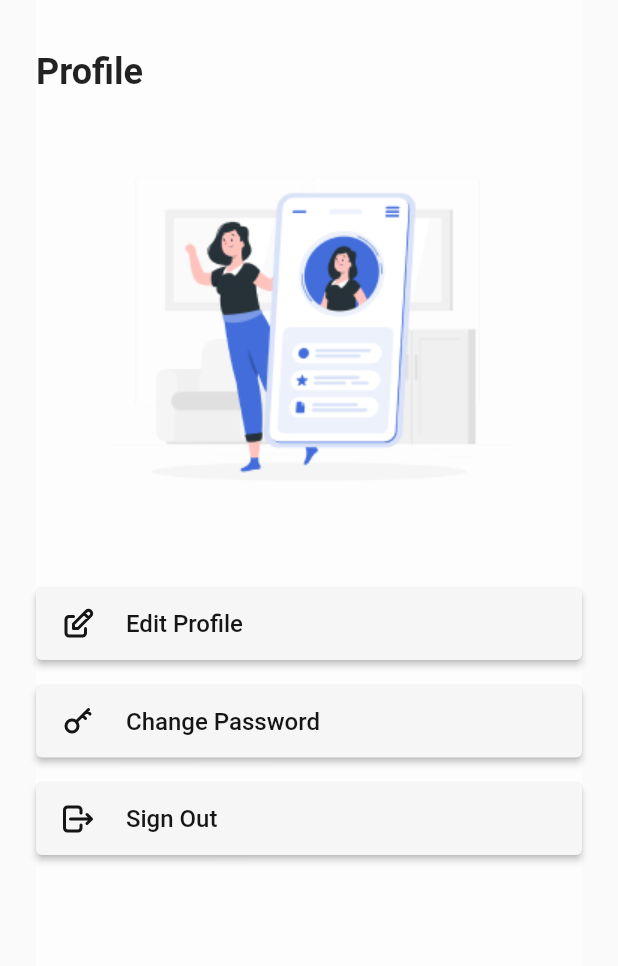
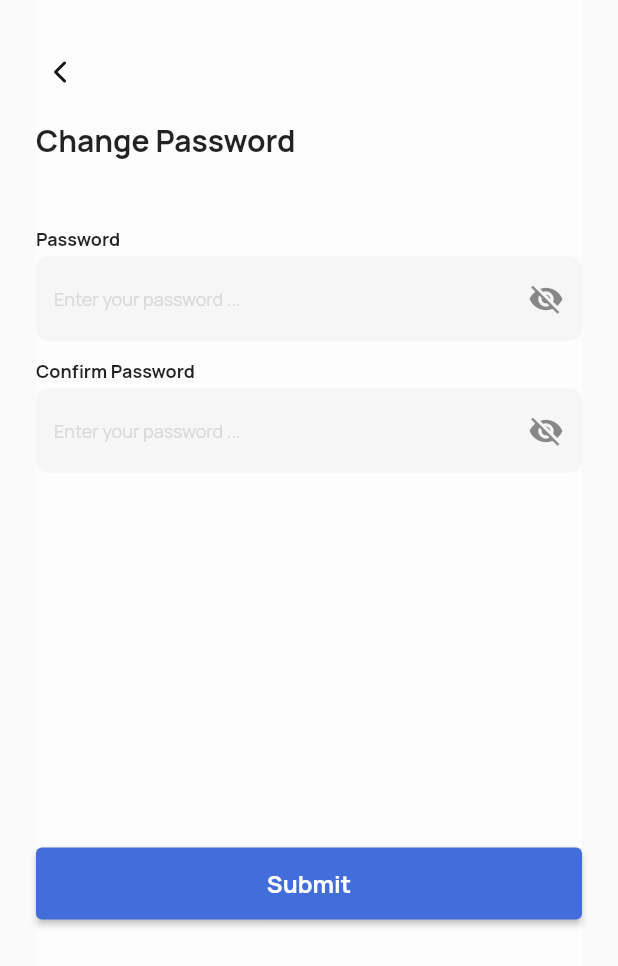
Before and after one commit to TravelBae/TravelBae-Mobile, a Flutter app: the ProfileScreen screen opened directly, after a tap on "Change Password", on a phone screen of 412 x 824 dp. Shown: the top 966 px of the screen. Run offline on Flutter 3.47's test engine with Material 2 defaults, Android fonts, the phone set to English and light mode, and no system bars; our stand-ins replace flutter_svg, google_fonts.

Commit message:
added editprofile& changepassword screen

```diff
--- a/lib/main.dart
+++ b/lib/main.dart
@@ -8,6 +8,7 @@ import 'package:travelbae_android/ui/screens/register_screen.dart';
 import 'package:travelbae_android/ui/screens/profile_screen.dart';
 import 'package:travelbae_android/ui/widgets/custom_bottom_navbar.dart';
 import 'package:travelbae_android/ui/screens/detail_place_screen.dart';
+import 'package:travelbae_android/ui/screens/ticket_detail_screen.dart';
 
 void main() {
   runApp(const MyApp());
--- /dev/null
+++ b/lib/ui/screens/change_password_screen.dart
@@ -0,0 +1,112 @@
+// ignore_for_file: prefer_const_constructors
+
+import 'package:flutter/material.dart';
+import 'package:flutter_svg/flutter_svg.dart';
+import 'package:travelbae_android/styleGuide.dart';
+import 'package:travelbae_android/ui/widgets/custom_form_field.dart';
+import 'package:travelbae_android/ui/screens/login_screen.dart';
+import 'package:travelbae_android/ui/screens/profile_screen.dart';
+
+class ChangePasswordScreen extends StatefulWidget {
+  const ChangePasswordScreen({Key? key}) : super(key: key);
+
+  @override
+  State<ChangePasswordScreen> createState() => _ChangePasswordScreenState();
+}
+
+class _ChangePasswordScreenState extends State<ChangePasswordScreen> {
+  @override
+  Widget build(BuildContext context) {
+    return Scaffold(
+      body: SafeArea(
+        child: Container(
+          width: double.infinity, // container full
+          margin: EdgeInsets.symmetric(horizontal: 24), // margin kanan kiri
+          color: neutral_10,
+          child: SingleChildScrollView(
+            child: Column(
+              //---TINGGAL EDIT DIBAWAH SINI---
+              mainAxisSize:
+                  MainAxisSize.max, // max: fill container, min: hug content
+              crossAxisAlignment: CrossAxisAlignment.start,
+              mainAxisAlignment: MainAxisAlignment.spaceBetween,
+              children: [
+                SizedBox(
+                  height: 32,
+                ),
+
+                GestureDetector(
+                  onTap: () {
+                    Navigator.of(context).push(MaterialPageRoute(
+                        builder: (context) => const ProfileScreen()));
+                  },
+                  child: SvgPicture.asset(
+                    iconBack,
+                    height: 32,
+                    width: 32,
+                    fit: BoxFit.scaleDown,
+                  ),
+                ),
+
+                SizedBox(
+                  height: 16,
+                ),
+
+                // HEADER
+                Text("Change Password", style: text_lg_bold),
+                SizedBox(
+                  height: 32,
+                ),
+                Column(
+                  children: [
+                    CustomFormField(
+                        label: "Password",
+                        placeholder: "Enter your password ...",
+                        isPassword: true)
+                  ],
+                ),
+                Column(
+                  children: [
+                    CustomFormField(
+                        label: "Confirm Password",
+                        placeholder: "Enter your password ...",
+                        isPassword: true)
+                  ],
+                ),
+                SizedBox(
+                  height: 250,
+                ),
+                Align(
+                  alignment: Alignment.bottomCenter,
+                  child: SizedBox(
+                    width: double.infinity,
+                    height: 48,
+                    child: ElevatedButton(
+                      onPressed: () {
+                        Navigator.of(context).push(MaterialPageRoute(
+                            builder: (context) => const ProfileScreen()));
+                      },
+                      style: ButtonStyle(
+                        backgroundColor: MaterialStateProperty.all(primary_40),
+                      ),
+                      child: Padding(
+                        padding: EdgeInsets.all(8),
+                        child: Text(
+                          "Submit",
+                          style: text_base_bold,
+                        ),
+                      ),
+                    ),
+                  ),
+                ),
+                SizedBox(
+                  height: 32,
+                ),
+              ],
+            ),
+          ),
+        ),
+      ),
+    );
+  }
+}
--- a/lib/ui/screens/profile_screen.dart
+++ b/lib/ui/screens/profile_screen.dart
@@ -1,6 +1,8 @@
 import 'package:flutter/material.dart';
 import 'package:flutter_svg/flutter_svg.dart';
 import 'package:travelbae_android/styleGuide.dart';
+import 'package:travelbae_android/ui/screens/change_password_screen.dart';
+import 'package:travelbae_android/ui/screens/edit_profile_screen.dart';
 import 'package:travelbae_android/ui/screens/login_screen.dart';
 
 class ProfileScreen extends StatefulWidget {
@@ -63,7 +65,10 @@ class _ProfileScreenState extends State<ProfileScreen> {
                 width: double.infinity,
                 height: 48,
                 child: ElevatedButton(
-                  onPressed: () {},
+                  onPressed: () {
+                    Navigator.of(context).push(MaterialPageRoute(
+                        builder: (context) => const EditProfileScreen()));
+                  },
                   style: ButtonStyle(
                     backgroundColor: MaterialStateProperty.all(neutral_20),
                   ),
@@ -93,7 +98,10 @@ class _ProfileScreenState extends State<ProfileScreen> {
                 width: double.infinity,
                 height: 48,
                 child: ElevatedButton(
-                  onPressed: () {},
+                  onPressed: () {
+                    Navigator.of(context).push(MaterialPageRoute(
+                        builder: (context) => const ChangePasswordScreen()));
+                  },
                   style: ButtonStyle(
                     backgroundColor: MaterialStateProperty.all(neutral_20),
                   ),
--- a/lib/ui/widgets/custom_description.dart
+++ b/lib/ui/widgets/custom_description.dart
@@ -1,8 +1,4 @@
 import 'package:flutter/material.dart';
-import 'package:travelbae_android/styleGuide.dart';
-import 'package:travelbae_android/ui/screens/home_screen.dart';
-import 'package:travelbae_android/ui/screens/profile_screen.dart';
-import 'package:travelbae_android/ui/screens/my_order_screen.dart';
 
 class CustomDescription extends StatefulWidget {
   final String text;
--- a/lib/ui/widgets/custom_dropdown.dart
+++ b/lib/ui/widgets/custom_dropdown.dart
@@ -1,8 +1,5 @@
 import 'package:flutter/material.dart';
 import 'package:travelbae_android/styleGuide.dart';
-import 'package:travelbae_android/ui/screens/home_screen.dart';
-import 'package:travelbae_android/ui/screens/profile_screen.dart';
-import 'package:travelbae_android/ui/screens/my_order_screen.dart';
 
 class CustomDropdown extends StatefulWidget {
   const CustomDropdown({Key? key}) : super(key: key);
```
Also changed, not shown: lib/ui/screens/edit_profile_screen.dart (added, +154 -0 lines).
